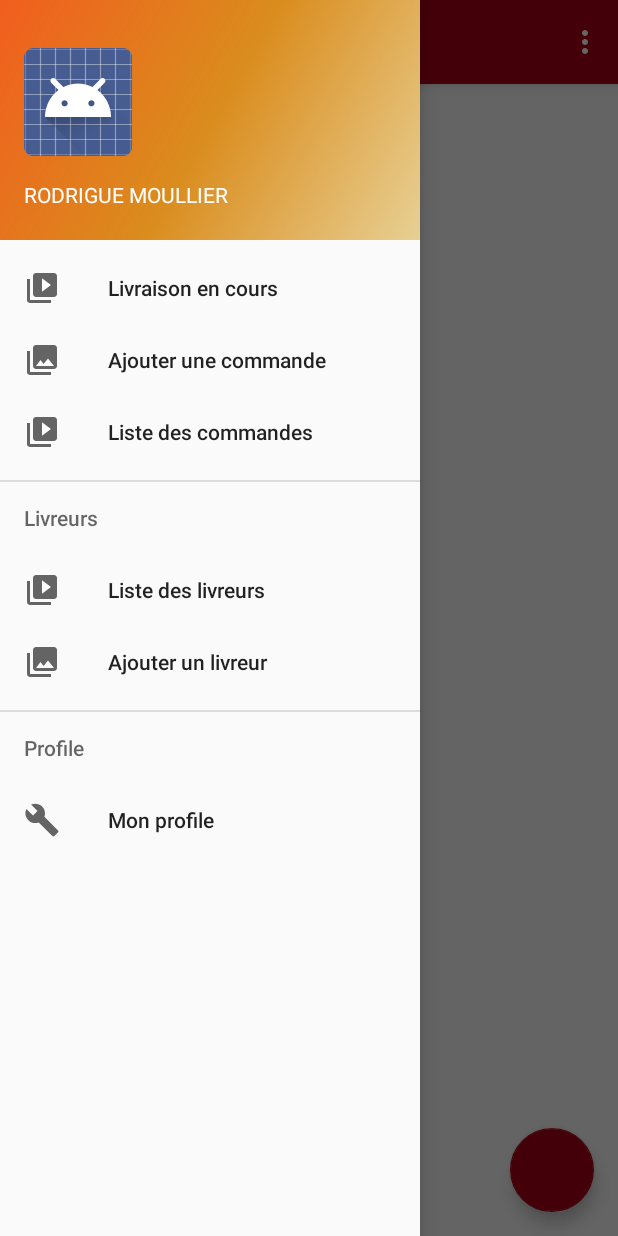
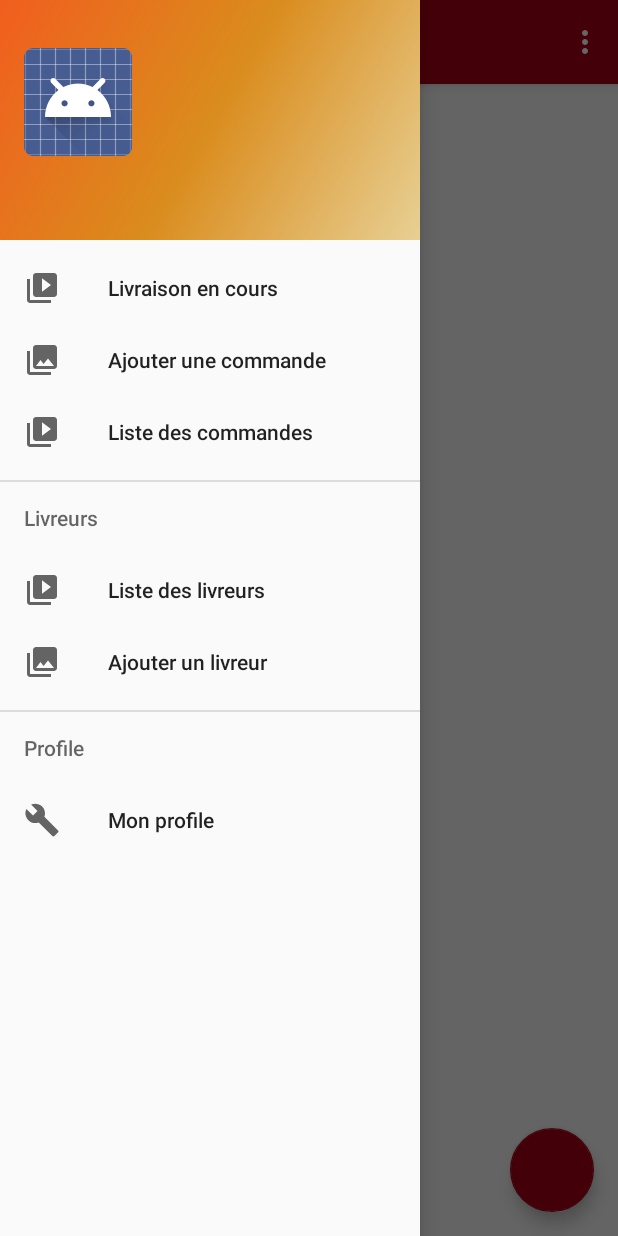
Before and after one commit to Nairolf92/Olivraison, an Android app: the Index screen opened directly, with no data from a screen before it, with the side drawer open, on a phone screen of 412 x 824 dp. Run offline under Robolectric (Android 15) with nearby library versions, the phone set to English and light mode, and no system bars; our stand-ins replace Volley; network calls fail.

Commit message:
Merge branch 'master' of https://github.com/Nairolf92/Olivraison
# Conflicts:
#	Olivraison/app/src/main/java/projet/olivraison/Index.java
#	Olivraison/app/src/main/res/menu/activity_index_drawer.xml

```diff
--- a/Olivraison/app/src/main/java/projet/olivraison/Index.java
+++ b/Olivraison/app/src/main/java/projet/olivraison/Index.java
@@ -17,6 +17,7 @@ import android.view.MenuItem;
 import android.widget.AdapterView;
 import android.widget.ArrayAdapter;
 import android.widget.ListView;
+import android.widget.TextView;
 import android.widget.Toast;
 
 import com.android.volley.Request;
@@ -42,12 +43,8 @@ public class Index extends AppCompatActivity implements NavigationView.OnNavigat
     private RequestQueue requestQueue;
     private String jsonResponse;
     private ArrayList<String> commandeCours = new ArrayList<String>();
-
-
-
-
-
-
+    private TextView mFullName;
+    private Menu menu;
 
 
     //String[] commandes = new String[]{
@@ -63,8 +60,24 @@ public class Index extends AppCompatActivity implements NavigationView.OnNavigat
         Toolbar toolbar = (Toolbar) findViewById(R.id.toolbar);
         setSupportActionBar(toolbar);
 
+        // Récupération des extras
+        Bundle extras = getIntent().getExtras();
+        String fullname;
+        String status;
+        if (extras != null) {
+            // On récupère le nom+prénom de l'utilisateur qui s'est connecté ainsi que son statut (admin ou livreur)
+            fullname = extras.getString("fullname");
+            Log.i("fullname",fullname);
+            //MenuItem bedMenuItem = menu.findItem(R.id.fullname);
+            //bedMenuItem.setTitle(fullname);
+            status = extras.getString("status");
+            //mFullName = (TextView) findViewById(R.id.fullname);
+            //mFullName.setText("fullname");
+        }
 
-        //recuperation de la vue qui affiche les donnees de l'API
+
+
+            //recuperation de la vue qui affiche les donnees de l'API
         listCommandeCoursView = (ListView) findViewById(R.id.listViewCommandeCours);
         final String name = null;
 
--- a/Olivraison/app/src/main/java/projet/olivraison/LoginActivity.java
+++ b/Olivraison/app/src/main/java/projet/olivraison/LoginActivity.java
@@ -103,7 +103,7 @@ public class LoginActivity extends AppCompatActivity {
         mProgressView = findViewById(R.id.login_progress);
 
 
-        mTestView = (TextView) findViewById(R.id.test);
+        //mTestView = (TextView) findViewById(R.id.test);
         requestQueue = Volley.newRequestQueue(this);
         String url = "http://jsonplaceholder.typicode.com/users";
         JsonArrayRequest jsonArray = new JsonArrayRequest
@@ -127,7 +127,7 @@ public class LoginActivity extends AppCompatActivity {
                                 users.add(jsonResponse);
 
                             }
-                            mTestView.setText(Arrays.toString(users.toArray()));
+                            //mTestView.setText(Arrays.toString(users.toArray()));
 
                         } catch (JSONException e) {
                             e.printStackTrace();
--- a/Olivraison/app/src/main/res/layout/activity_login.xml
+++ b/Olivraison/app/src/main/res/layout/activity_login.xml
@@ -10,11 +10,6 @@
     android:paddingTop="@dimen/activity_vertical_margin"
     tools:context="projet.olivraison.LoginActivity">
 
-<TextView
-    android:layout_width="300dp"
-    android:layout_height="100dp"
-    android:id="@+id/test"
-    />
 
     <ImageView
         android:layout_width="wrap_content"
--- a/Olivraison/app/src/main/res/layout/nav_header_index.xml
+++ b/Olivraison/app/src/main/res/layout/nav_header_index.xml
@@ -23,7 +23,7 @@
         android:layout_width="match_parent"
         android:layout_height="wrap_content"
         android:paddingTop="@dimen/nav_header_vertical_spacing"
-        android:text="RODRIGUE MOULLIER"
+        android:id="@+id/fullname"
         android:textAppearance="@style/TextAppearance.AppCompat.Body1" />
 
     <TextView
```
